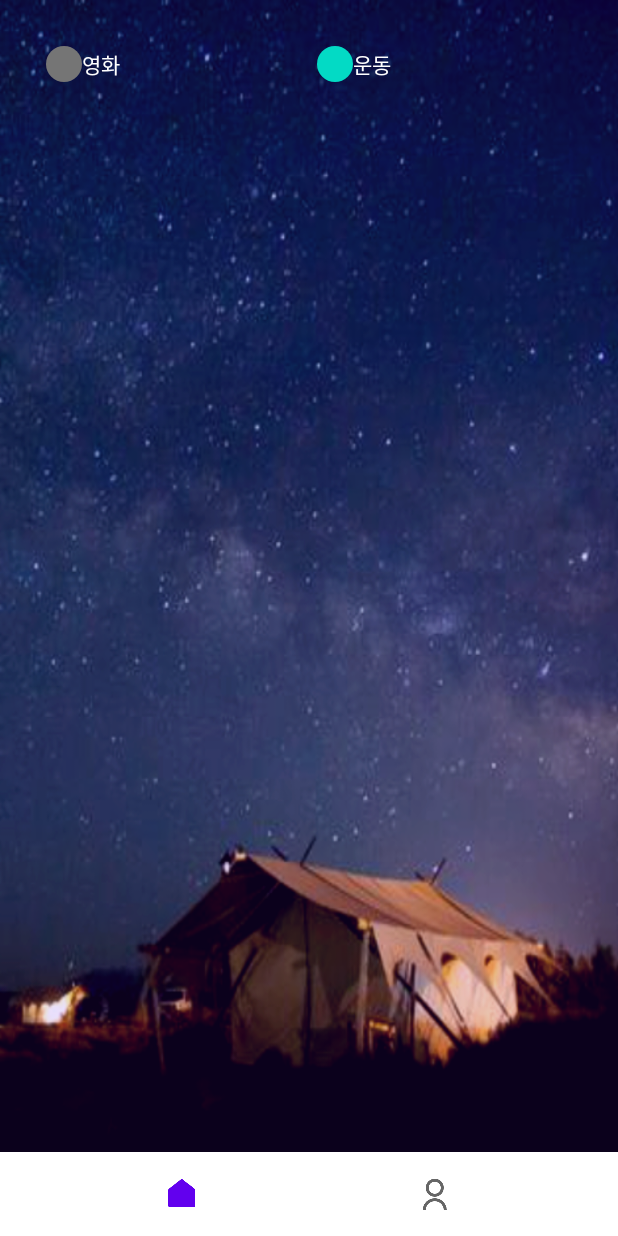
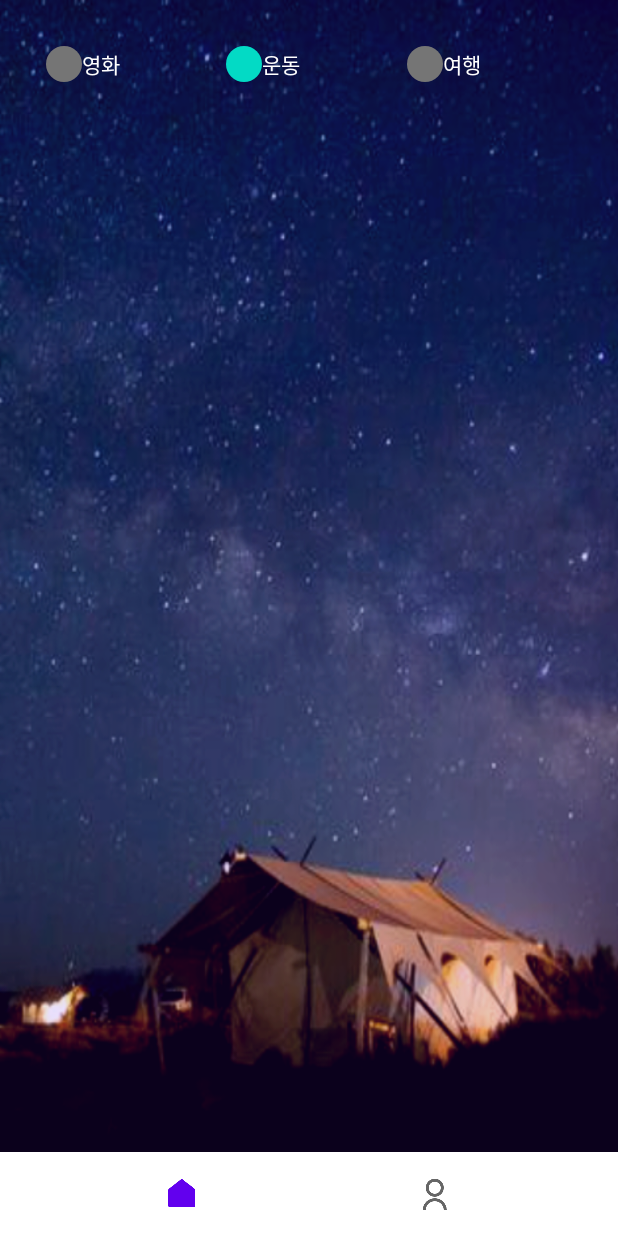
Before and after one commit to tmdrl980430/find_movie_theater_android, an Android app: the screen it shows after launch (MainActivity), after a tap on "운동", on a phone screen of 412 x 824 dp. Run offline under Robolectric (Android 15) with nearby library versions, the phone set to English and light mode, and no system bars; our stand-ins replace navigation-ui; libraries missing offline, so code that uses them is left out: com.naver.maps; 13 statements that could not run were skipped.

Commit message:
운동 여행 데이터 추가

```diff
--- a/app/src/main/java/com/example/find_movie_theater/ui/main/home/HomeFragment.kt
+++ b/app/src/main/java/com/example/find_movie_theater/ui/main/home/HomeFragment.kt
@@ -106,9 +106,30 @@ class HomeFragment : BaseFragment<FragmentHomeBinding>(FragmentHomeBinding::infl
                     LocationData(37.5816649, 126.885940, "커브스 상암클럽"),
                     LocationData(37.5813690, 126.887424, "에이블짐 상암점"),
                     LocationData(37.5813690, 126.887424, "플라잉요가핏"),
-                    LocationData(37.5813690, 126.887424, "H 필라테스"),
+                    LocationData(37.5800370, 126.888977, "H 필라테스"),
+                    LocationData(37.5813690, 126.887424, "모던필라테스 상암점"),
+                    LocationData(37.5794165,126.890257 ,"GDR 와이즈골프 상암점"),
+                    LocationData(37.5756232,126.890025, "온핏스마트짐 상암점"),
+                    LocationData(37.5761166, 126.897654, "세븐짐 상암DMC점"),
+                    LocationData(37.5808988,126.905912 , "더로얄골프클럽"),
+                    LocationData(37.6002064,126.894665 , "디오엠피트니스"),
+                    LocationData(37.5304843,126.881641 , "목동사격장"),
+                    LocationData(37.5151585, 126.940958, "노량진축구장"),
+                    LocationData(37.5601955, 126.985062, "엘씨아이볼링장"),
+                    LocationData(37.5711257, 126.999798, "클라이밍파크 종로점"),
+                    LocationData(37.5773597, 127.015013 ,"에이블짐 창신역점"),
+                    LocationData(37.4974121, 127.028693, "에이블짐 강남역점"),
+                    LocationData(37.5191281,127.050453 , "MN휘트니스 청담점"),
+                    LocationData(37.0938886, 126.956525, "경기도사격테마파크"),
+                    LocationData(37.5812832,128.327311, "휘닉스 평창 스노우 파크")
+                    //LocationData(, , ""),
                 )
             }
+            "travel" -> arrayListOf(
+                LocationData(37.5812832, 128.327311, "휘닉스 파크"),
+                LocationData(33.4302523, 126.928158, "휘닉스 아일랜드 제주"),
+
+            )
             else -> arrayListOf() // 다른 취미에 대한 처리 필요시 추가
         }
 
@@ -126,6 +147,7 @@ class HomeFragment : BaseFragment<FragmentHomeBinding>(FragmentHomeBinding::infl
     fun setRadioClickListeners() {
         binding.rdBtnHobby1.setOnClickListener { changeHobby("movie") }
         binding.rdBtnHobby2.setOnClickListener { changeHobby("exercise") }
+        binding.rdBtnHobby3.setOnClickListener { changeHobby("travel") }
         // 다른 라디오 버튼에 대한 리스너도 필요에 따라 추가
     }
 
--- a/app/src/main/res/layout/fragment_home.xml
+++ b/app/src/main/res/layout/fragment_home.xml
@@ -45,6 +45,18 @@
             android:button="@drawable/custom_radio_button"
             android:tag="2" />
 
+        <RadioButton
+            android:id="@+id/rd_btn_hobby3"
+            android:layout_width="wrap_content"
+            android:layout_height="match_parent"
+            android:layout_marginEnd="5dp"
+            android:layout_marginStart="5dp"
+            android:layout_weight="1"
+            android:textColor="@color/white"
+            android:text="@string/hobby_exercise_travel"
+            android:button="@drawable/custom_radio_button"
+            android:tag="3" />
+
     </RadioGroup>
     <!-- 네이버 지도를 추가할 FrameLayout -->
     <FrameLayout
--- a/app/src/main/res/values/strings.xml
+++ b/app/src/main/res/values/strings.xml
@@ -32,6 +32,7 @@
     <string name="signup_password_confirm_hint">비밀번호 확인</string>
     <string name="hobby_movie_chip">영화</string>
     <string name="hobby_exercise_chip">운동</string>
+    <string name="hobby_exercise_travel">여행</string>
 
 
 
```
